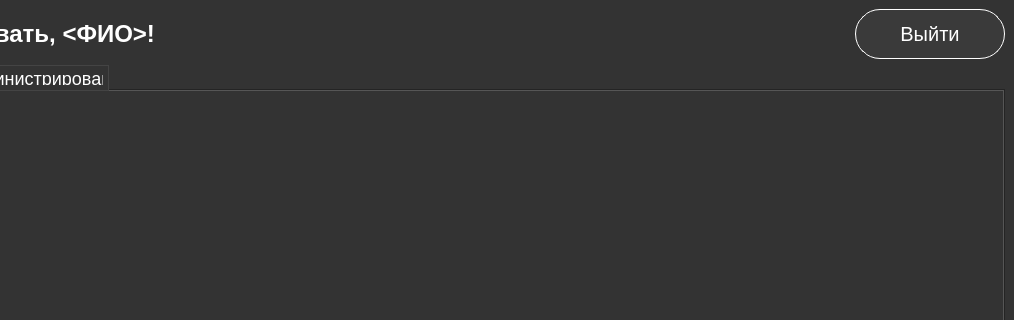
The window that ui/base_ui/ui_main_window.ui (Keit32/ComputerService) describes before a commit, drawn with Qt 5; both pictures show x 186 to 1200 and y 0 to 320 of the 1200 by 800 pixel window.
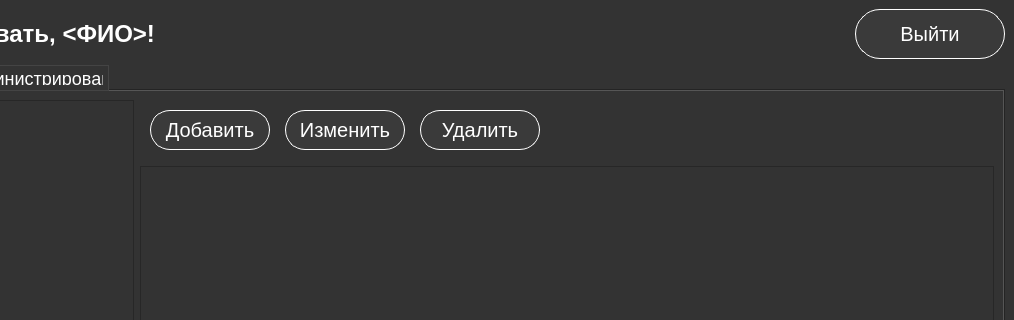
The same window after the commit. The open tabs and pages were chosen to show the change.

Commit message: Basic ui for reference tab

```diff
--- a/ui/base_ui/ui_main_window.ui
+++ b/ui/base_ui/ui_main_window.ui
@@ -139,6 +139,151 @@
        <attribute name="title">
         <string>Справочники</string>
        </attribute>
+       <layout class="QVBoxLayout" name="verticalLayout_2">
+        <item>
+         <layout class="QHBoxLayout" name="horizontalLayout_2">
+          <item>
+           <widget class="QListWidget" name="references_list">
+            <property name="maximumSize">
+             <size>
+              <width>300</width>
+              <height>16777215</height>
+             </size>
+            </property>
+           </widget>
+          </item>
+          <item>
+           <layout class="QVBoxLayout" name="verticalLayout_3">
+            <property name="leftMargin">
+             <number>0</number>
+            </property>
+            <item>
+             <layout class="QHBoxLayout" name="horizontalLayout_3">
+              <property name="spacing">
+               <number>15</number>
+              </property>
+              <property name="leftMargin">
+               <number>10</number>
+              </property>
+              <property name="topMargin">
+               <number>10</number>
+              </property>
+              <property name="bottomMargin">
+               <number>10</number>
+              </property>
+              <item>
+               <widget class="QPushButton" name="add_reference_row_button">
+                <property name="minimumSize">
+                 <size>
+                  <width>120</width>
+                  <height>40</height>
+                 </size>
+                </property>
+                <property name="maximumSize">
+                 <size>
+                  <width>16777215</width>
+                  <height>16777215</height>
+                 </size>
+                </property>
+                <property name="styleSheet">
+                 <string notr="true">QPushButton {
+	background-color: rgba(68, 68, 68, 100);
+	font-size: 20px;
+	border: 1px solid #fff;
+	border-radius: 20px;
+}
+
+QPushButton:hover {
+	background-color: rgba(68, 68, 68, 150);
+	border-color:  rgba(255, 85, 255, 100);
+}</string>
+                </property>
+                <property name="text">
+                 <string>Добавить</string>
+                </property>
+               </widget>
+              </item>
+              <item>
+               <widget class="QPushButton" name="edit_reference_row_button">
+                <property name="minimumSize">
+                 <size>
+                  <width>120</width>
+                  <height>40</height>
+                 </size>
+                </property>
+                <property name="maximumSize">
+                 <size>
+                  <width>16777215</width>
+                  <height>16777215</height>
+                 </size>
+                </property>
+                <property name="styleSheet">
+                 <string notr="true">QPushButton {
+	background-color: rgba(68, 68, 68, 100);
+	font-size: 20px;
+	border: 1px solid #fff;
+	border-radius: 20px;
+}
+
+QPushButton:hover {
+	background-color: rgba(68, 68, 68, 150);
+	border-color:  rgba(255, 85, 255, 100);
+}</string>
+                </property>
+                <property name="text">
+                 <string>Изменить</string>
+                </property>
+               </widget>
+              </item>
+              <item>
+               <widget class="QPushButton" name="pushButton">
+                <property name="minimumSize">
+                 <size>
+                  <width>120</width>
+                  <height>40</height>
+                 </size>
+                </property>
+                <property name="styleSheet">
+                 <string notr="true">QPushButton {
+	background-color: rgba(68, 68, 68, 100);
+	font-size: 20px;
+	border: 1px solid #fff;
+	border-radius: 20px;
+}
+
+QPushButton:hover {
+	background-color: rgba(68, 68, 68, 150);
+	border-color:  rgba(255, 85, 255, 100);
+}</string>
+                </property>
+                <property name="text">
+                 <string>Удалить</string>
+                </property>
+               </widget>
+              </item>
+              <item>
+               <spacer name="delete_reference_row__button">
+                <property name="orientation">
+                 <enum>Qt::Orientation::Horizontal</enum>
+                </property>
+                <property name="sizeHint" stdset="0">
+                 <size>
+                  <width>40</width>
+                  <height>20</height>
+                 </size>
+                </property>
+               </spacer>
+              </item>
+             </layout>
+            </item>
+            <item>
+             <widget class="QTableWidget" name="selected_reference_table"/>
+            </item>
+           </layout>
+          </item>
+         </layout>
+        </item>
+       </layout>
       </widget>
       <widget class="QWidget" name="documents_tab">
        <attribute name="title">
```
Left out of the diff: 4 changed lines with no effect on the pictures. The commit also changes 1 other file.
